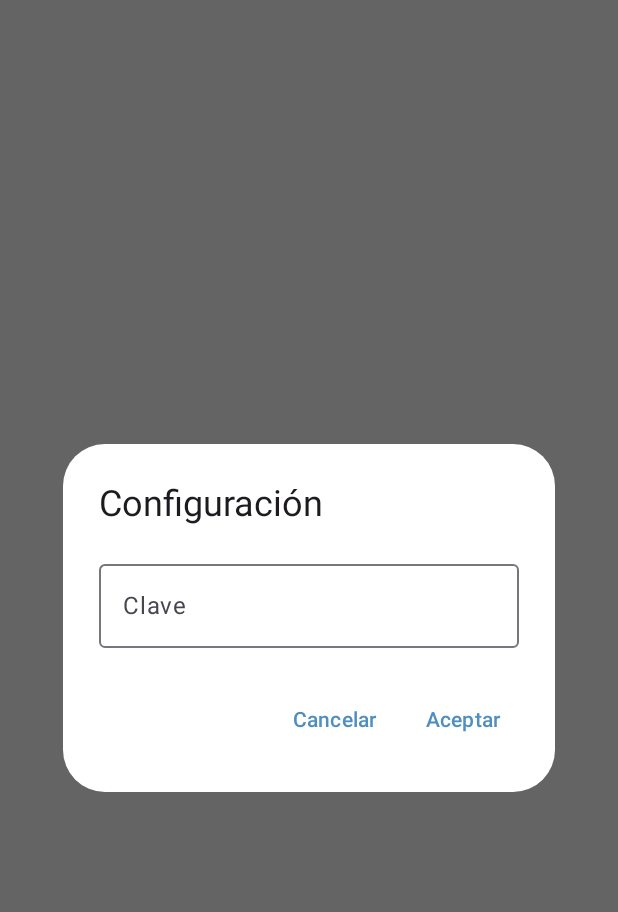
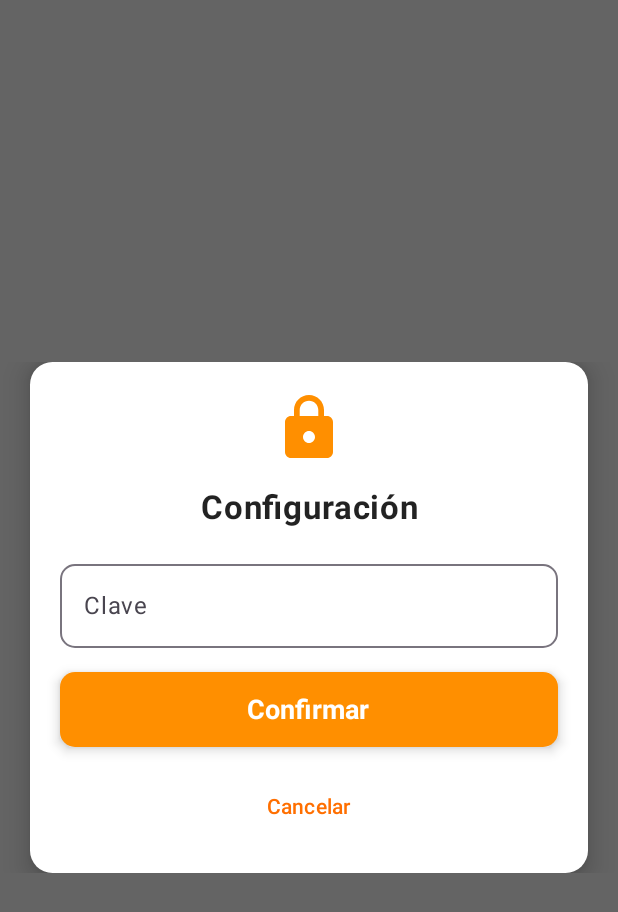
Before and after one commit to Roadixito23/SurayPOSKotlin, an Android app built with Jetpack Compose: the SettingsScreen screen opened through its navigation route, on a phone screen of 412 x 824 dp. Shown: the top 912 px of the screen. Run offline under Robolectric (Android 15) with nearby library versions, the phone set to English and light mode, and no system bars; libraries missing offline, so code that uses them is left out: woyou.aidlservice.jiuiv5.

Commit message:
feat(ui): Ajustes usa la ventana flotante para claves, ID de terminal y tarifas
- Acceso a Ajustes y reinicio del contador: PasswordPromptDialog (se eliminan los diálogos privados).
- Cambiar clave de la app/Ajustes/comprobante: ChangePasswordDialog con actual + nueva + repetir (verifyAppPassword en el ViewModel).
- ID de terminal: fila con valor actual y botón «Cambiar» que abre NumberInputDialog.
- Editar tarifa y confirmar reinicio: SurayDialogCard.
- SurayDialog: ventana con ADJUST_RESIZE + STATE_ALWAYS_VISIBLE (Android 6), tarjeta limitada al alto visible con
  scroll, ícono oculto con el teclado abierto, error bajo el título, «Siguiente» mueve el foco.

```diff
--- a/app/src/main/kotlin/cl/suray/posbus/ui/components/SurayDialog.kt
+++ b/app/src/main/kotlin/cl/suray/posbus/ui/components/SurayDialog.kt
@@ -1,9 +1,13 @@
 package cl.suray.posbus.ui.components
 
+import android.graphics.Rect
+import android.view.ViewTreeObserver
+import android.view.WindowManager
 import androidx.compose.foundation.layout.Arrangement
 import androidx.compose.foundation.layout.Column
 import androidx.compose.foundation.layout.fillMaxWidth
 import androidx.compose.foundation.layout.height
+import androidx.compose.foundation.layout.heightIn
 import androidx.compose.foundation.layout.padding
 import androidx.compose.foundation.layout.size
 import androidx.compose.foundation.layout.widthIn
@@ -25,6 +29,7 @@ import androidx.compose.material3.Text
 import androidx.compose.material3.TextButton
 import androidx.compose.material3.TextFieldColors
 import androidx.compose.runtime.Composable
+import androidx.compose.runtime.DisposableEffect
 import androidx.compose.runtime.LaunchedEffect
 import androidx.compose.runtime.SideEffect
 import androidx.compose.runtime.getValue
@@ -33,12 +38,15 @@ import androidx.compose.runtime.remember
 import androidx.compose.runtime.setValue
 import androidx.compose.ui.Alignment
 import androidx.compose.ui.Modifier
+import androidx.compose.ui.focus.FocusDirection
 import androidx.compose.ui.focus.FocusRequester
 import androidx.compose.ui.focus.focusRequester
 import androidx.compose.ui.graphics.Color
 import androidx.compose.ui.graphics.painter.Painter
 import androidx.compose.ui.graphics.vector.rememberVectorPainter
 import androidx.compose.ui.platform.LocalContext
+import androidx.compose.ui.platform.LocalDensity
+import androidx.compose.ui.platform.LocalFocusManager
 import androidx.compose.ui.platform.LocalSoftwareKeyboardController
 import androidx.compose.ui.platform.LocalView
 import androidx.compose.ui.text.font.FontWeight
@@ -46,6 +54,7 @@ import androidx.compose.ui.text.input.ImeAction
 import androidx.compose.ui.text.input.KeyboardType
 import androidx.compose.ui.text.input.PasswordVisualTransformation
 import androidx.compose.ui.text.style.TextAlign
+import androidx.compose.ui.unit.Dp
 import androidx.compose.ui.unit.dp
 import androidx.compose.ui.unit.sp
 import androidx.compose.ui.window.Dialog
@@ -82,6 +91,8 @@ fun SurayDialogCard(
     confirmEnabled: Boolean = true,
     dismissible: Boolean = true,
     dimBackground: Boolean = true,
+    withKeyboard: Boolean = true,
+    error: String? = null,
     content: @Composable () -> Unit,
 ) {
     Dialog(
@@ -92,12 +103,20 @@ fun SurayDialogCard(
             usePlatformDefaultWidth = false,
         ),
     ) {
-        if (!dimBackground) {
-            val window = (LocalView.current.parent as? DialogWindowProvider)?.window
-            SideEffect { window?.setDimAmount(0f) }
+        val window = (LocalView.current.parent as? DialogWindowProvider)?.window
+        SideEffect {
+            if (!dimBackground) window?.setDimAmount(0f)
+            // La ventana se reduce con el teclado (sube la tarjeta) y, si hay campos, lo pide al abrirse.
+            window?.setSoftInputMode(
+                WindowManager.LayoutParams.SOFT_INPUT_ADJUST_RESIZE or
+                    if (withKeyboard) WindowManager.LayoutParams.SOFT_INPUT_STATE_ALWAYS_VISIBLE
+                    else WindowManager.LayoutParams.SOFT_INPUT_STATE_HIDDEN,
+            )
         }
+        // Alto que queda libre sobre el teclado: la tarjeta no lo supera y su contenido se desplaza.
+        val visibleHeight = rememberVisibleHeight()
         Card(
-            modifier.fillMaxWidth().widthIn(max = 420.dp).padding(horizontal = 20.dp),
+            modifier.fillMaxWidth().widthIn(max = 420.dp).heightIn(max = visibleHeight - 16.dp).padding(horizontal = 20.dp),
             shape = RoundedCornerShape(15.dp),
             elevation = CardDefaults.cardElevation(10.dp),
             colors = CardDefaults.cardColors(containerColor = Color.White),
@@ -107,8 +126,12 @@ fun SurayDialogCard(
                 horizontalAlignment = Alignment.CenterHorizontally,
                 verticalArrangement = Arrangement.spacedBy(16.dp),
             ) {
-                Icon(icon, null, Modifier.size(48.dp), tint = SurayColors.Amber800)
-                Text(title, fontSize = 22.sp, fontWeight = FontWeight.Bold, color = Color(0xDD000000), textAlign = TextAlign.Center)
+                // Con el teclado abierto queda poco alto: sin el ícono caben los campos, el error y el foco.
+                val compact = visibleHeight < 480.dp
+                if (!compact) Icon(icon, null, Modifier.size(48.dp), tint = SurayColors.Amber800)
+                Text(title, fontSize = if (compact) 18.sp else 22.sp, fontWeight = FontWeight.Bold, color = Color(0xDD000000), textAlign = TextAlign.Center)
+                // El error va bajo el título, no junto al campo: con el teclado abierto lo de abajo queda fuera de vista.
+                error?.let { Text(it, color = SurayColors.Red700, fontSize = 15.sp, fontWeight = FontWeight.Medium, textAlign = TextAlign.Center) }
                 content()
                 Button(
                     onClick = onConfirm,
@@ -124,13 +147,44 @@ fun SurayDialogCard(
     }
 }
 
-/** Pide el foco para el campo y abre el teclado al mostrarse la ventana. */
+/**
+ * Alto visible de la ventana (sin el teclado). En Android 6 la ventana del diálogo no se reduce lo bastante por sí sola
+ * y una tarjeta alta quedaba por debajo del teclado; se mide con el rectángulo visible y se actualiza al abrir o cerrar el teclado.
+ */
+@Composable
+private fun rememberVisibleHeight(): Dp {
+    val view = LocalView.current
+    val density = LocalDensity.current
+    var height by remember { mutableStateOf(10_000.dp) }
+    DisposableEffect(view) {
+        val root = view.rootView
+        val listener = ViewTreeObserver.OnGlobalLayoutListener {
+            val r = Rect()
+            root.getWindowVisibleDisplayFrame(r)
+            if (r.height() > 0) height = with(density) { r.height().toDp() }
+        }
+        root.viewTreeObserver.addOnGlobalLayoutListener(listener)
+        listener.onGlobalLayout()
+        onDispose { root.viewTreeObserver.removeOnGlobalLayoutListener(listener) }
+    }
+    return height
+}
+
+/**
+ * Pide el foco para el campo y abre el teclado al mostrarse la ventana. En Android 6, si el campo toma el foco antes de
+ * que la ventana tenga el foco de entrada, el teclado no se abre y no se vuelve a pedir; por eso se suelta y se recupera
+ * el foco una vez montada la ventana, lo que reinicia la sesión de entrada.
+ */
 @Composable
 fun rememberAutoFocus(): FocusRequester {
     val requester = remember { FocusRequester() }
+    val focusManager = LocalFocusManager.current
     val keyboard = LocalSoftwareKeyboardController.current
     LaunchedEffect(Unit) {
-        delay(150) // la ventana aún se está montando; en Android 6 pedirlo antes no abre el teclado
+        delay(150)
+        runCatching { requester.requestFocus() }
+        delay(350)
+        focusManager.clearFocus(force = true)
         runCatching { requester.requestFocus() }
         keyboard?.show()
     }
@@ -150,6 +204,7 @@ fun PasswordField(
     imeAction: ImeAction = ImeAction.Done,
     onImeAction: () -> Unit = {},
 ) {
+    val focusManager = LocalFocusManager.current
     OutlinedTextField(
         value = value,
         onValueChange = { onValueChange(it.take(MAX_PASSWORD_LENGTH)) },
@@ -162,7 +217,10 @@ fun PasswordField(
         colors = surayFieldColors(),
         visualTransformation = PasswordVisualTransformation(),
         keyboardOptions = KeyboardOptions(keyboardType = KeyboardType.NumberPassword, imeAction = imeAction),
-        keyboardActions = KeyboardActions(onDone = { onImeAction() }, onNext = { onImeAction() }),
+        keyboardActions = KeyboardActions(
+            onDone = { onImeAction() },
+            onNext = { focusManager.moveFocus(FocusDirection.Next) },
+        ),
         modifier = modifier.fillMaxWidth(),
     )
 }
@@ -232,27 +290,21 @@ fun ChangePasswordDialog(
         }
         rejection = onSave(new)
     }
-    fun msg(which: PasswordChangeError) =
-        if (error == which) PasswordChange.message(which, exactLength) else null
-
-    SurayDialogCard("Cambiar $label", onCancel, confirmText = "Guardar", onConfirm = ::submit) {
+    val message = error?.let { PasswordChange.message(it, exactLength) } ?: rejection
+    SurayDialogCard("Cambiar $label", onCancel, confirmText = "Guardar", onConfirm = ::submit, error = message) {
         Column(verticalArrangement = Arrangement.spacedBy(8.dp)) {
             PasswordField(
                 current, { current = it; error = null }, "Clave actual", Modifier.focusRequester(focus),
-                isError = error == PasswordChangeError.CurrentWrong,
-                supporting = msg(PasswordChangeError.CurrentWrong), imeAction = ImeAction.Next,
+                isError = error == PasswordChangeError.CurrentWrong, imeAction = ImeAction.Next,
             )
             PasswordField(
                 new, { new = it; error = null }, "Nueva clave",
-                isError = error == PasswordChangeError.InvalidLength,
-                supporting = msg(PasswordChangeError.InvalidLength), imeAction = ImeAction.Next,
+                isError = error == PasswordChangeError.InvalidLength, imeAction = ImeAction.Next,
             )
             PasswordField(
                 repeat, { repeat = it; error = null }, "Repetir nueva clave",
-                isError = error == PasswordChangeError.Mismatch,
-                supporting = msg(PasswordChangeError.Mismatch), onImeAction = ::submit,
+                isError = error == PasswordChangeError.Mismatch, onImeAction = ::submit,
             )
-            rejection?.let { Text(it, color = SurayColors.Red700, fontSize = 14.sp) }
         }
     }
 }
@@ -273,17 +325,16 @@ fun NumberInputDialog(
     val focus = rememberAutoFocus()
     fun submit() { error = onSave(value) }
 
-    SurayDialogCard(title, onCancel, confirmText = "Guardar", onConfirm = ::submit, icon = icon) {
+    SurayDialogCard(title, onCancel, confirmText = "Guardar", onConfirm = ::submit, icon = icon, error = error) {
         OutlinedTextField(
             value = value,
             onValueChange = { value = it.filter(Char::isDigit).take(maxLength); error = null },
             label = { Text(label) },
             isError = error != null,
-            supportingText = error?.let { { Text(it) } },
             singleLine = true,
             shape = SurayFieldShape,
             colors = surayFieldColors(),
-            keyboardOptions = KeyboardOptions(keyboardType = KeyboardType.Number, imeAction = ImeAction.Done),
+            keyboardOptions = KeyboardOptions(keyboardType = KeyboardType.NumberPassword, imeAction = ImeAction.Done),
             keyboardActions = KeyboardActions(onDone = { submit() }),
             modifier = Modifier.fillMaxWidth().focusRequester(focus),
         )
--- a/app/src/main/kotlin/cl/suray/posbus/ui/settings/SettingsScreen.kt
+++ b/app/src/main/kotlin/cl/suray/posbus/ui/settings/SettingsScreen.kt
@@ -1,5 +1,17 @@
 package cl.suray.posbus.ui.settings
 
+import cl.suray.posbus.ui.components.rememberAutoFocus
+import cl.suray.posbus.ui.components.surayFieldColors
+import cl.suray.posbus.ui.components.SurayFieldShape
+import cl.suray.posbus.ui.components.SurayDialogCard
+import cl.suray.posbus.ui.components.NumberInputDialog
+import cl.suray.posbus.ui.components.ChangePasswordDialog
+import cl.suray.posbus.ui.components.PasswordPromptDialog
+import androidx.compose.material.icons.filled.Warning
+import androidx.compose.ui.text.style.TextAlign
+import androidx.compose.ui.text.input.ImeAction
+import androidx.compose.ui.focus.focusRequester
+import androidx.compose.foundation.text.KeyboardActions
 import androidx.compose.foundation.layout.Arrangement
 import androidx.compose.foundation.layout.Column
 import androidx.compose.foundation.layout.Row
@@ -99,7 +111,7 @@ private fun SettingsTab.painter() = when (this) {
 fun SettingsScreen(vm: SettingsViewModel, printerVm: PrinterDiagViewModel, onBack: () -> Unit, onButtonColors: () -> Unit = {}) {
     var unlocked by remember { mutableStateOf(false) }
     if (!unlocked) {
-        PasswordDialog(
+        PasswordPromptDialog(
             title = "Configuración",
             verify = vm::verifySettingsPassword,
             onSuccess = { unlocked = true },
@@ -174,42 +186,47 @@ private fun Section(title: String, icon: Painter, subtitle: String? = null, cont
 
 @Composable
 private fun TerminalTab(state: SettingsUiState, vm: SettingsViewModel, report: (Rejection, String) -> Unit) {
-    var terminal by remember(state.terminalId) { mutableStateOf(state.terminalId.toString()) }
     var confirmReset by remember { mutableStateOf(false) }
     var askReset by remember { mutableStateOf(false) }
+    var editTerminal by remember { mutableStateOf(false) }
 
     Section("ID de terminal", painterResource(R.drawable.ic_bus), "Identificador de este dispositivo (1-99)") {
         Row(verticalAlignment = Alignment.CenterVertically) {
-            OutlinedTextField(
-                terminal, { terminal = it.filter(Char::isDigit).take(2) },
-                Modifier.width(120.dp), singleLine = true, shape = RoundedCornerShape(12.dp),
-                keyboardOptions = KeyboardOptions(keyboardType = KeyboardType.Number),
-            )
-            Spacer(Modifier.width(12.dp))
-            Button({ report(vm.saveTerminalId(terminal), "ID guardado: $terminal") }) { Text("Guardar") }
+            Text("Terminal ${state.terminalId}", Modifier.weight(1f), fontSize = 18.sp, fontWeight = FontWeight.Bold)
+            Button({ editTerminal = true }) { Text("Cambiar") }
         }
     }
+    if (editTerminal) NumberInputDialog(
+        title = "ID de terminal",
+        label = "ID (1-99)",
+        initial = state.terminalId.toString(),
+        maxLength = 2,
+        icon = painterResource(R.drawable.ic_bus),
+        onSave = { text ->
+            vm.saveTerminalId(text).also { if (it == null) { editTerminal = false; report(null, "ID guardado: ${text.trim()}") } }
+        },
+        onCancel = { editTerminal = false },
+    )
 
     Section("N° Comprobante", painterResource(R.drawable.ic_receipt), "Último usado: ${state.comprobanteNumber}") {
         Text("Reinicia el contador de comprobantes. Requiere la clave del comprobante.", fontSize = 14.sp)
         Button({ askReset = true }) { Text("Reiniciar contador") }
     }
 
-    if (askReset) PasswordDialog(
+    if (askReset) PasswordPromptDialog(
         title = "Clave del comprobante",
         verify = vm::verifyComprobantePassword,
         onSuccess = { askReset = false; confirmReset = true },
         onCancel = { askReset = false },
     )
-    if (confirmReset) AlertDialog(
-        onDismissRequest = { confirmReset = false },
-        title = { Text("Confirmar reinicio") },
-        text = { Text("¿Reiniciar el contador de comprobantes?") },
-        confirmButton = {
-            TextButton({ vm.resetComprobanteCounter(); confirmReset = false; report(null, "Contador reiniciado") }) { Text("Reiniciar") }
-        },
-        dismissButton = { TextButton({ confirmReset = false }) { Text("Cancelar") } },
-    )
+    if (confirmReset) SurayDialogCard(
+        title = "Confirmar reinicio",
+        onDismiss = { confirmReset = false },
+        confirmText = "Reiniciar",
+        onConfirm = { vm.resetComprobanteCounter(); confirmReset = false; report(null, "Contador reiniciado") },
+        icon = rememberVectorPainter(Icons.Default.Warning),
+        withKeyboard = false,
+    ) { Text("¿Reiniciar el contador de comprobantes?", fontSize = 16.sp, textAlign = TextAlign.Center) }
 }
 
 @Composable
@@ -235,17 +252,21 @@ private fun SecurityTab(state: SettingsUiState, vm: SettingsViewModel, report: (
 
     passwordDialog?.let { kind ->
         ChangePasswordDialog(
-            kind,
-            onConfirm = { new ->
-                val r = when (kind) {
+            label = kind.label,
+            verifyCurrent = when (kind) {
+                PasswordKind.App -> vm::verifyAppPassword
+                PasswordKind.Settings -> vm::verifySettingsPassword
+                PasswordKind.Comprobante -> vm::verifyComprobantePassword
+            },
+            exactLength = kind == PasswordKind.Comprobante,
+            onSave = { new ->
+                when (kind) {
                     PasswordKind.App -> vm.changeAppPassword(new)
                     PasswordKind.Settings -> vm.changeSettingsPassword(new)
                     PasswordKind.Comprobante -> vm.changeComprobantePassword(new)
-                }
-                if (r == null) passwordDialog = null
-                report(r, "Clave actualizada")
+                }.also { if (it == null) { passwordDialog = null; report(null, "Clave actualizada") } }
             },
-            onDismiss = { passwordDialog = null },
+            onCancel = { passwordDialog = null },
         )
     }
 }
@@ -300,27 +321,35 @@ private fun PricesTab(state: SettingsUiState, vm: SettingsViewModel, report: (Re
     editing?.let { (sunday, index, t) ->
         var name by remember { mutableStateOf(t.nombre) }
         var price by remember { mutableStateOf(t.precio.toLong().toString()) }
-        AlertDialog(
-            onDismissRequest = { editing = null },
-            title = { Text("Editar tarifa") },
-            text = {
-                Column(verticalArrangement = Arrangement.spacedBy(8.dp)) {
-                    OutlinedTextField(name, { name = it }, label = { Text("Nombre") }, singleLine = true)
-                    OutlinedTextField(
-                        price, { price = it.filter(Char::isDigit) }, label = { Text("Precio (CLP)") }, singleLine = true,
-                        keyboardOptions = KeyboardOptions(keyboardType = KeyboardType.Number),
-                    )
-                }
-            },
-            confirmButton = {
-                TextButton({
-                    val r = vm.saveFare(sunday, index, name, price)
-                    if (r == null) editing = null
-                    report(r, "Tarifa guardada")
-                }) { Text("Guardar") }
-            },
-            dismissButton = { TextButton({ editing = null }) { Text("Cancelar") } },
-        )
+        var error by remember { mutableStateOf<String?>(null) }
+        val focus = rememberAutoFocus()
+        fun save() {
+            error = vm.saveFare(sunday, index, name, price)
+            if (error == null) { editing = null; report(null, "Tarifa guardada") }
+        }
+        SurayDialogCard(
+            title = "Editar tarifa",
+            onDismiss = { editing = null },
+            confirmText = "Guardar",
+            onConfirm = ::save,
+            icon = painterResource(R.drawable.ic_money),
+            error = error,
+        ) {
+            Column(verticalArrangement = Arrangement.spacedBy(8.dp)) {
+                OutlinedTextField(
+                    name, { name = it; error = null }, Modifier.fillMaxWidth().focusRequester(focus),
+                    label = { Text("Nombre") }, singleLine = true, shape = SurayFieldShape, colors = surayFieldColors(),
+                    keyboardOptions = KeyboardOptions(imeAction = ImeAction.Next),
+                )
+                OutlinedTextField(
+                    price, { price = it.filter(Char::isDigit); error = null }, Modifier.fillMaxWidth(),
+                    label = { Text("Precio (CLP)") }, singleLine = true, shape = SurayFieldShape, colors = surayFieldColors(),
+                    isError = error != null,
+                    keyboardOptions = KeyboardOptions(keyboardType = KeyboardType.NumberPassword, imeAction = ImeAction.Done),
+                    keyboardActions = KeyboardActions(onDone = { save() }),
+                )
+            }
+        }
     }
     restore?.let { sunday ->
         AlertDialog(
@@ -383,41 +412,3 @@ private fun AbbreviationsTab(state: SettingsUiState, vm: SettingsViewModel) {
         Button({ vm.saveAbbreviations(edited) }) { Text("Guardar") }
     }
 }
-
-@Composable
-private fun PasswordDialog(title: String, verify: (String) -> Boolean, onSuccess: () -> Unit, onCancel: () -> Unit) {
-    var input by remember { mutableStateOf("") }
-    var error by remember { mutableStateOf(false) }
-    AlertDialog(
-        onDismissRequest = onCancel,
-        title = { Text(title) },
-        text = {
-            OutlinedTextField(
-                input, { input = it.take(12); error = false }, singleLine = true, isError = error,
-                label = { Text(if (error) "Clave incorrecta" else "Clave") },
-                visualTransformation = PasswordVisualTransformation(),
-                keyboardOptions = KeyboardOptions(keyboardType = KeyboardType.NumberPassword),
-            )
-        },
-        confirmButton = { TextButton({ if (verify(input)) onSuccess() else { error = true; input = "" } }) { Text("Aceptar") } },
-        dismissButton = { TextButton(onCancel) { Text("Cancelar") } },
-    )
-}
-
-@Composable
-private fun ChangePasswordDialog(kind: PasswordKind, onConfirm: (String) -> Unit, onDismiss: () -> Unit) {
-    var new by remember { mutableStateOf("") }
-    AlertDialog(
-        onDismissRequest = onDismiss,
-        title = { Text("Cambiar ${kind.label}") },
-        text = {
-            OutlinedTextField(
-                new, { new = it.take(12) }, singleLine = true, label = { Text("Nueva clave (6 dígitos)") },
-                visualTransformation = PasswordVisualTransformation(),
-                keyboardOptions = KeyboardOptions(keyboardType = KeyboardType.NumberPassword),
-            )
-        },
-        confirmButton = { TextButton({ onConfirm(new) }) { Text("Guardar") } },
-        dismissButton = { TextButton(onDismiss) { Text("Cancelar") } },
-    )
-}
--- a/app/src/main/kotlin/cl/suray/posbus/ui/settings/SettingsViewModel.kt
+++ b/app/src/main/kotlin/cl/suray/posbus/ui/settings/SettingsViewModel.kt
@@ -53,6 +53,7 @@ class SettingsViewModel(private val c: AppContainer) : ViewModel() {
         c.settingsRevision.update { it + 1 }
     }
 
+    fun verifyAppPassword(input: String) = c.passwords.verifyLogin(input)
     fun verifySettingsPassword(input: String) = c.passwords.verifySettings(input)
     fun verifyComprobantePassword(input: String) = c.passwords.verifyComprobante(input)
 
```
